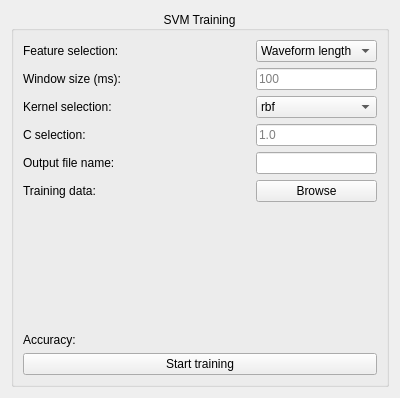
Qt form designer/svm_train_config.ui (pulp-bio/biogui) before a commit.
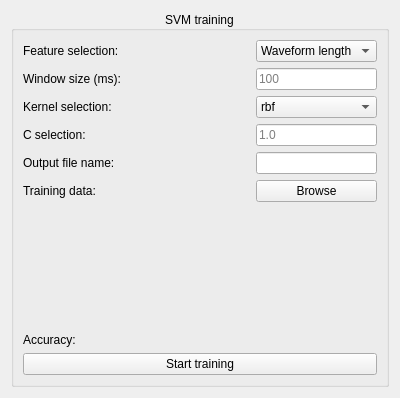
The same form after that commit.

What changed in the file:
```diff
--- a/designer/svm_train_config.ui
+++ b/designer/svm_train_config.ui
@@ -17,7 +17,7 @@
    <item>
     <widget class="QGroupBox" name="svmGroupBox">
      <property name="title">
-      <string>SVM Training</string>
+      <string>SVM training</string>
      </property>
      <property name="alignment">
       <set>Qt::AlignCenter</set>
```
